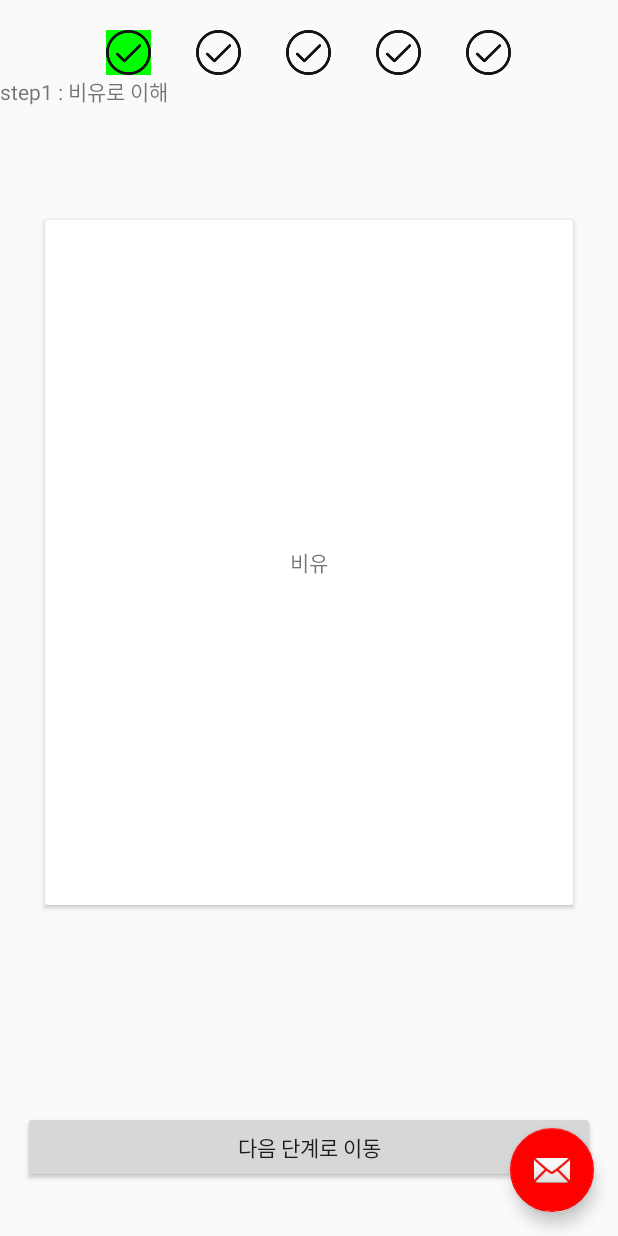
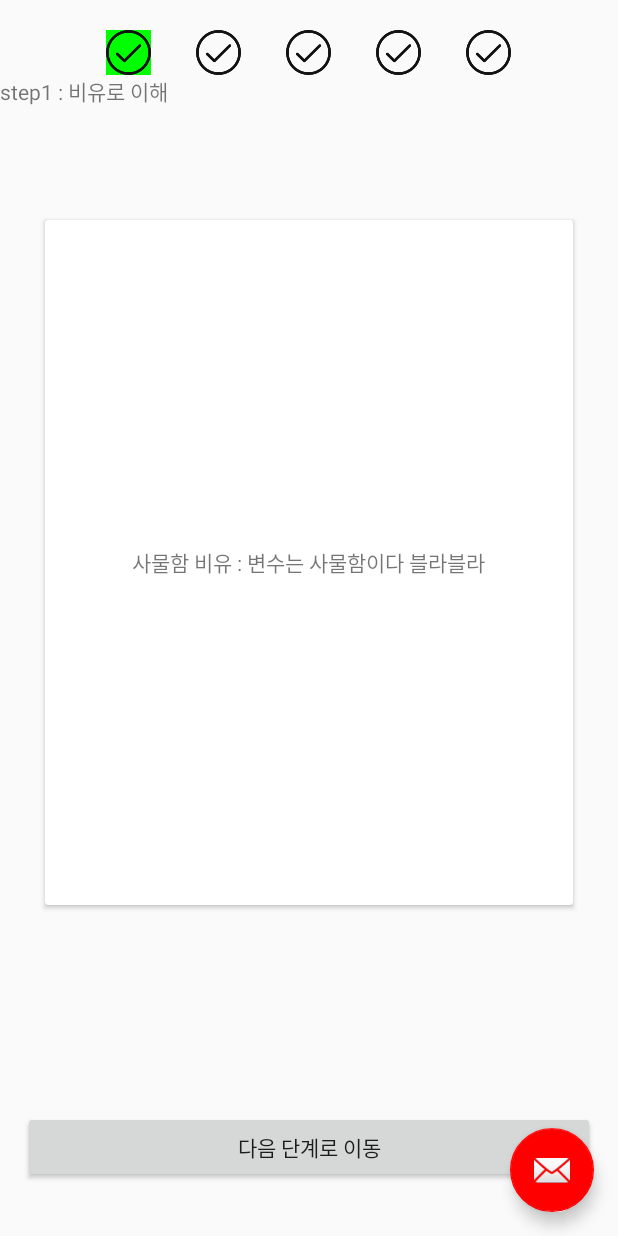
Before and after one commit to garyGitgit/CodingStarter, an Android app: the Course1Step1Fragment screen opened directly, with no data from a screen before it, on a phone screen of 412 x 824 dp. Run offline under Robolectric (Android 15) with nearby library versions, the light colour scheme and no system bars.

Commit message:
add textview in course1step1.xml

```diff
--- a/app/src/main/res/layout/fragment_course1_step1.xml
+++ b/app/src/main/res/layout/fragment_course1_step1.xml
@@ -30,7 +30,7 @@
             android:layout_width="wrap_content"
             android:layout_height="wrap_content"
             android:layout_gravity="center"
-            android:text="비유"/>
+            android:text="사물함 비유 : 변수는 사물함이다 블라블라"/>
 
     </android.support.v7.widget.CardView>
 
```
